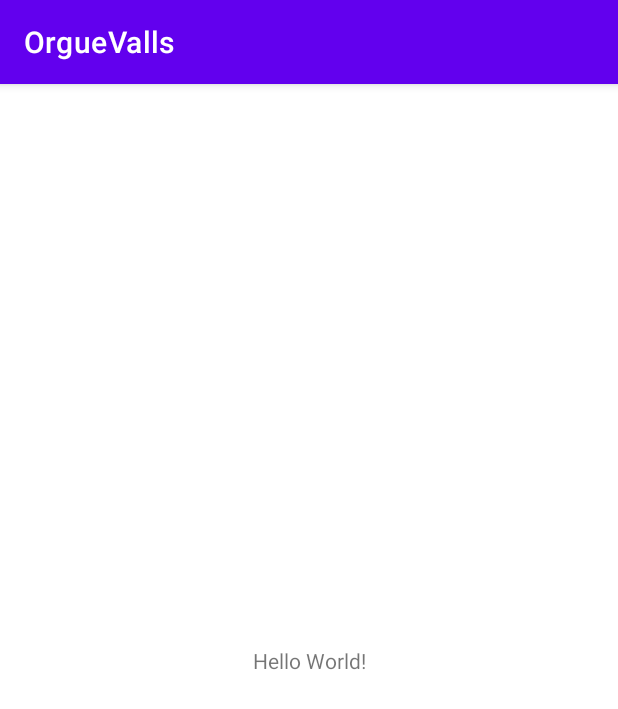
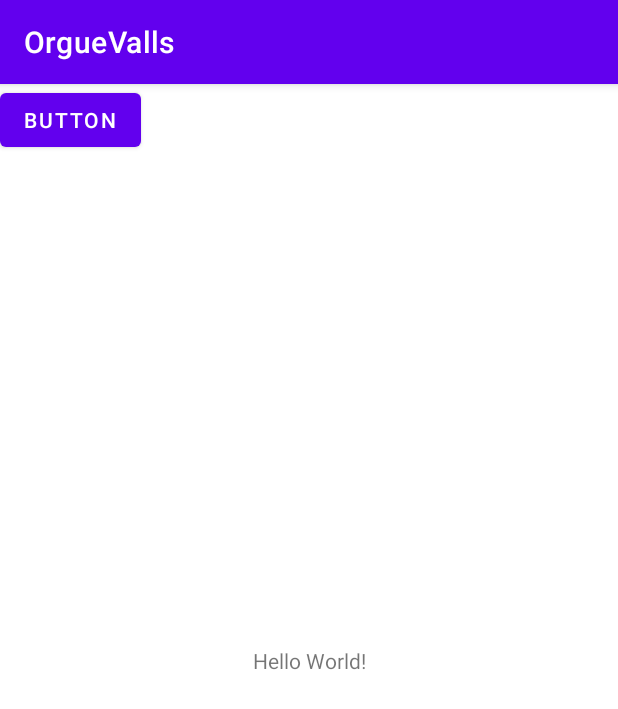
Before and after one commit to sillyck/DAM2-M8-UF1-Projecte, an Android app: the screen it shows after launch (MainActivity), on a phone screen of 412 x 824 dp. Shown: the top 709 px of the screen. Run offline under Robolectric (Android 15) with nearby library versions, the phone set to English and light mode, and no system bars.

Commit message:
aguanabum bam bam

```diff
--- a/app/src/main/res/layout/activity_main.xml
+++ b/app/src/main/res/layout/activity_main.xml
@@ -15,4 +15,12 @@
         app:layout_constraintStart_toStartOf="parent"
         app:layout_constraintTop_toTopOf="parent" />
 
+    <Button
+        android:id="@+id/button"
+        android:layout_width="wrap_content"
+        android:layout_height="wrap_content"
+        android:text="Button"
+        tools:layout_editor_absoluteX="215dp"
+        tools:layout_editor_absoluteY="260dp" />
+
 </androidx.constraintlayout.widget.ConstraintLayout>
```
